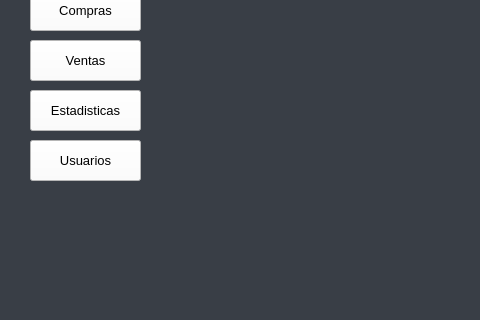
This is PROYECTO SADV 5.0/UI/templates/Estadisticas.ui in AlejoRm01/SADV as Qt 5 draws it before an edit; both pictures show x 0 to 480 and y 100 to 420 of the 1147 by 814 pixel window. The edited form follows.
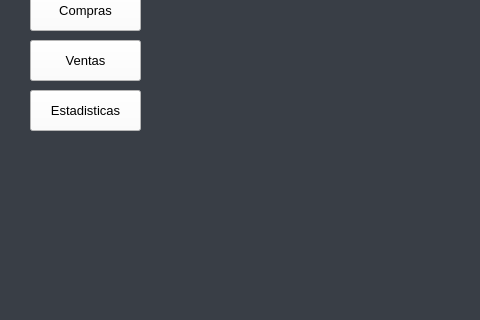
This is the edited form.

Patch:
```diff
--- a/PROYECTO SADV 5.0/UI/templates/Estadisticas.ui
+++ b/PROYECTO SADV 5.0/UI/templates/Estadisticas.ui
@@ -126,30 +126,6 @@
      <string>Inventario</string>
     </property>
    </widget>
-   <widget class="QPushButton" name="botonUsuarios">
-    <property name="geometry">
-     <rect>
-      <x>30</x>
-      <y>240</y>
-      <width>111</width>
-      <height>41</height>
-     </rect>
-    </property>
-    <property name="font">
-     <font>
-      <family>Arial</family>
-      <pointsize>10</pointsize>
-      <weight>50</weight>
-      <bold>false</bold>
-     </font>
-    </property>
-    <property name="styleSheet">
-     <string notr="true">background-color: rgb(255, 255, 255);</string>
-    </property>
-    <property name="text">
-     <string>Usuarios</string>
-    </property>
-   </widget>
   </widget>
  </widget>
  <resources/>
```
